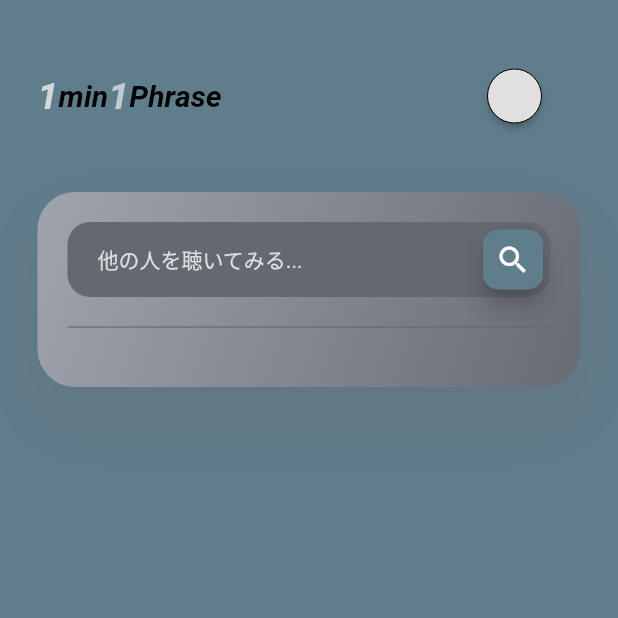
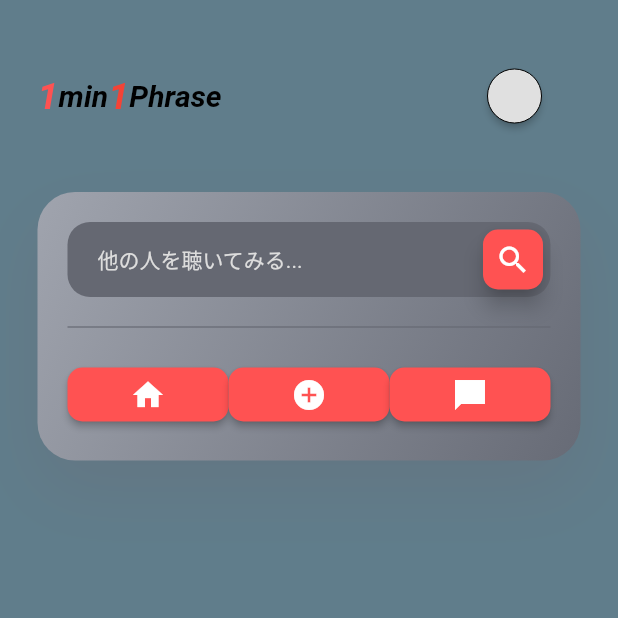
Before and after one commit to yusuke-00/1minute1phase, a Flutter app: the PodHomePage screen opened directly, on a phone screen of 412 x 824 dp, the top half of it. Run offline on Flutter 3.47's test engine with Material 2 defaults, Android fonts, the phone set to English and light mode, and no system bars.

Commit message:
メニュー一覧の作成

```diff
--- a/lib/pod_home_page.dart
+++ b/lib/pod_home_page.dart
@@ -1,6 +1,5 @@
 import 'package:flutter/cupertino.dart';
 import 'package:flutter/material.dart';
-import 'package:google_fonts/google_fonts.dart';
 
 class PodHomePage extends StatelessWidget {
   @override
@@ -22,7 +21,7 @@ class PodHomePage extends StatelessWidget {
                       Text(
                         "1",
                         style: TextStyle(
-                            color: Colors.white70,
+                            color: Colors.redAccent,
                             fontSize: 25,
                             fontStyle: FontStyle.italic,
                             fontWeight: FontWeight.bold),
@@ -37,7 +36,7 @@ class PodHomePage extends StatelessWidget {
                       ),
                       Text("1",
                           style: TextStyle(
-                              color: Colors.white60,
+                              color: Colors.red,
                               fontSize: 25,
                               fontStyle: FontStyle.italic,
                               fontWeight: FontWeight.bold)),
@@ -121,7 +120,7 @@ class PodHomePage extends StatelessWidget {
                                   Icons.search,
                                   color: Colors.white,
                                 ),
-                                backgroundColor: Colors.blueGrey,
+                                backgroundColor: Colors.redAccent,
                                 shape: RoundedRectangleBorder(
                                   borderRadius: BorderRadius.circular(10),
                                 ),
@@ -139,6 +138,58 @@ class PodHomePage extends StatelessWidget {
                       color: Color(0xff656872),
                       thickness: 0.8,
                     ),
+                    SizedBox(
+                      height: 1,
+                    ),
+                    Row(
+                      children: [
+                        Expanded(
+                          child: RaisedButton(
+                            color: Colors.redAccent,
+                            shape: RoundedRectangleBorder(
+                              borderRadius: BorderRadius.circular(10),
+                            ),
+                            child: Icon(
+                              Icons.home,
+                              color: Colors.white,
+                            ),
+                            onPressed: () {
+                              //todo ホームページにとばす
+                            },
+                          ),
+                        ),
+                        Expanded(
+                          child: RaisedButton(
+                            color: Colors.redAccent,
+                            shape: RoundedRectangleBorder(
+                              borderRadius: BorderRadius.circular(10),
+                            ),
+                            child: Icon(
+                              Icons.add_circle,
+                              color: Colors.white,
+                            ),
+                            onPressed: () {
+                              //todo 音声を撮る画面に遷移
+                            },
+                          ),
+                        ),
+                        Expanded(
+                          child: RaisedButton(
+                            color: Colors.redAccent,
+                            shape: RoundedRectangleBorder(
+                              borderRadius: BorderRadius.circular(10),
+                            ),
+                            child: Icon(
+                              Icons.chat_bubble_sharp,
+                              color: Colors.white,
+                            ),
+                            onPressed: () {
+                              //todo 通知ページに遷移と通知の数を表示
+                            },
+                          ),
+                        )
+                      ],
+                    ),
                   ],
                 ),
               ),
```
